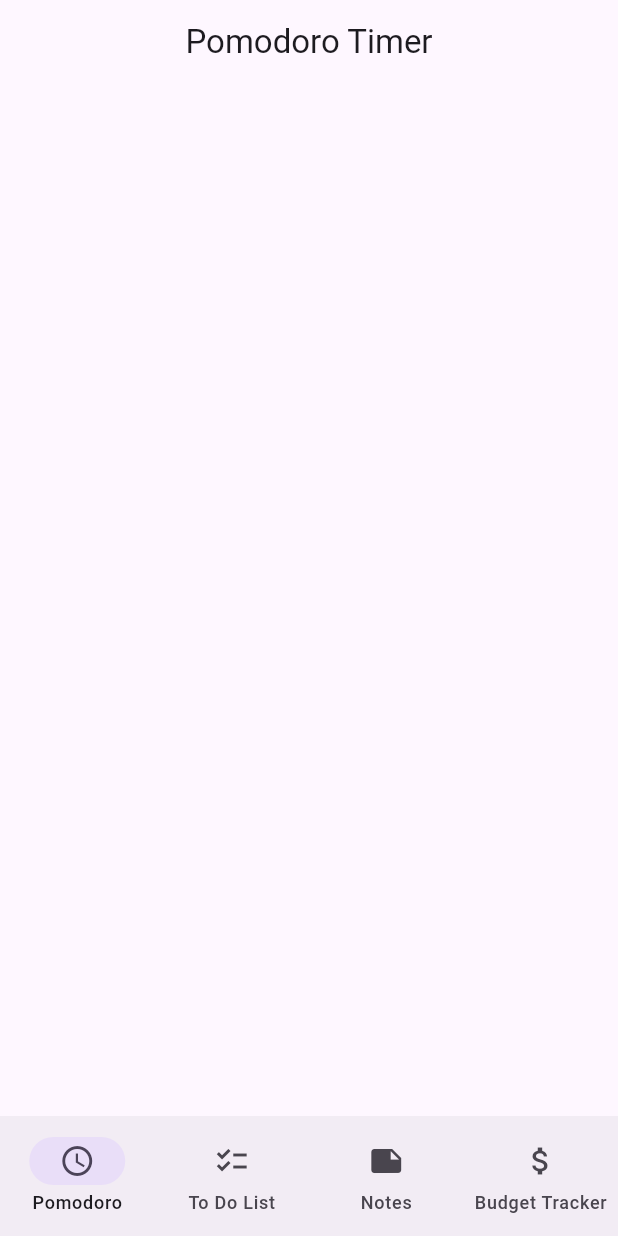
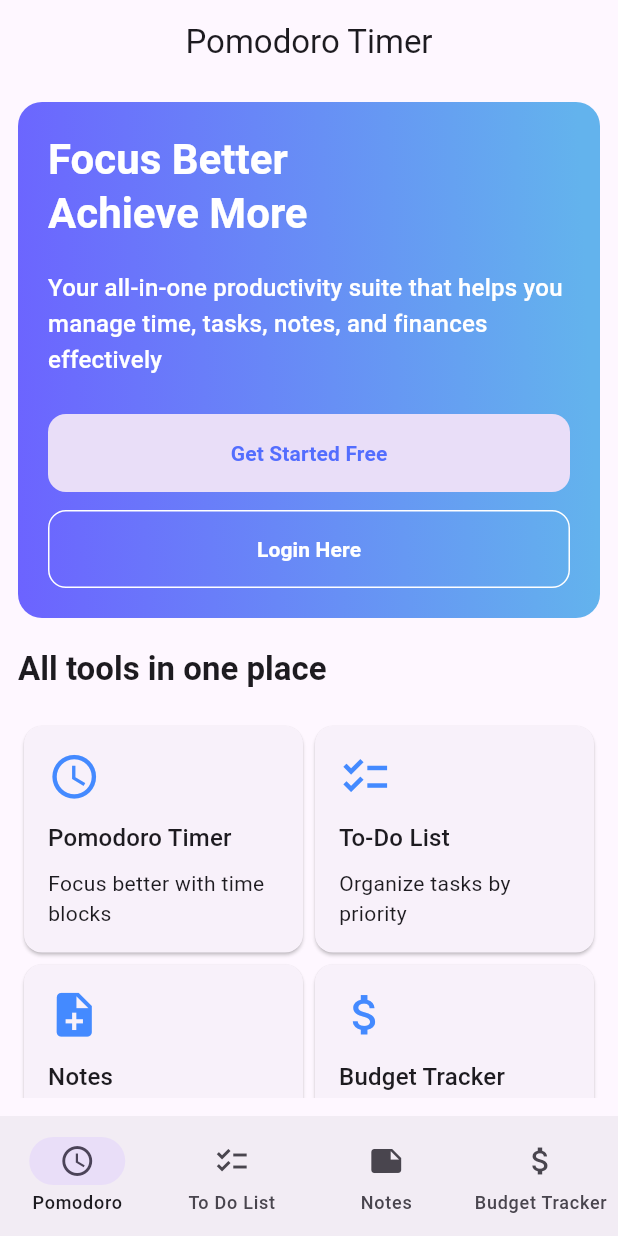
Before and after one commit to one-project-one-month/Productivity-Suite-Flutter, a Flutter app: the screen it shows after launch, on a phone screen of 412 x 824 dp. Run offline on Flutter 3.47's test engine with Material 3 defaults, Android fonts, the phone set to English and light mode, and no system bars; our stand-ins replace flutter_riverpod, go_router.

Commit message:
modified setup folders

```diff
--- a/lib/main.dart
+++ b/lib/main.dart
@@ -1,7 +1,7 @@
 import 'package:flutter/material.dart';
 import 'package:flutter_riverpod/flutter_riverpod.dart';
 import 'package:go_router/go_router.dart';
-import 'config/route_config.dart';
+import 'main_app/config/route_config.dart';
 
 void main() {
   WidgetsFlutterBinding.ensureInitialized();
--- a/lib/config/route_config.dart
+++ b/lib/main_app/config/route_config.dart
@@ -1,5 +1,5 @@
 import 'package:go_router/go_router.dart';
-import '../screens/main_screen.dart';
+import '../main_screen.dart';
 import '../screens/views/budget_tracker_screen.dart';
 import '../screens/views/notes_screen.dart';
 import '../screens/views/pomodoro_screen.dart';
@@ -29,7 +29,8 @@ final GoRouter routes = GoRouter(
               name: 'to_do',
               path: '/to_do',
               builder: (context, state) {
-                return ToDoScreen();
+                String? name = state.uri.queryParameters['name'];
+                return ToDoScreen(name: name!);
               },
             ),
           ],
--- /dev/null
+++ b/lib/main_app/screens/views/pomodoro_screen.dart
@@ -0,0 +1,232 @@
+import 'package:flutter/material.dart';
+import 'package:go_router/go_router.dart';
+
+class PomodoroScreen extends StatefulWidget {
+  const PomodoroScreen({super.key});
+
+  @override
+  State<PomodoroScreen> createState() => _PomodoroScreenState();
+}
+
+class _PomodoroScreenState extends State<PomodoroScreen> {
+  @override
+  Widget build(BuildContext context) {
+    TextTheme textTheme = TextTheme.of(context);
+    return Scaffold(
+      appBar: AppBar(title: Text('Pomodoro Timer'), centerTitle: true),
+      body: Padding(
+        padding: const EdgeInsets.all(12.0),
+        child: SingleChildScrollView(
+          child: Column(
+            crossAxisAlignment: CrossAxisAlignment.start,
+            children: [
+              Container(
+                decoration: const BoxDecoration(
+                  borderRadius: BorderRadius.all(Radius.circular(16.0)),
+                  gradient: LinearGradient(
+                    begin: Alignment.bottomLeft,
+                    end: Alignment(1, 0.9),
+                    colors: [Color(0xff6C63FF), Color(0xff63B3ED)],
+                  ),
+                ),
+                child: Padding(
+                  padding: const EdgeInsets.all(20.0),
+                  child: Column(
+                    crossAxisAlignment: CrossAxisAlignment.start,
+                    children: [
+                      Text(
+                        'Focus Better \nAchieve More',
+                        style: textTheme.headlineMedium!.copyWith(
+                          fontWeight: FontWeight.bold,
+                          color: Colors.white,
+                        ),
+                      ),
+                      SizedBox(height: 20.0),
+                      Text(
+                        'Your all-in-one productivity suite that helps you manage time, tasks, notes, and finances effectively',
+                        style: textTheme.titleMedium!.copyWith(
+                          color: Colors.white,
+                        ),
+                      ),
+                      SizedBox(height: 24.0),
+                      SizedBox(
+                        width: double.infinity,
+                        height: 52.0,
+                        child: FilledButton.tonal(
+                          style: FilledButton.styleFrom(
+                            shape: RoundedRectangleBorder(
+                              borderRadius: BorderRadius.all(
+                                Radius.circular(12.0),
+                              ),
+                            ),
+                          ),
+                          onPressed: () {
+                            String name = 'name';
+                            context.goNamed(
+                              'to_do',
+                              queryParameters: {'name': name},
+                            );
+                          },
+                          child: Text(
+                            'Get Started Free',
+                            style: TextStyle(
+                              color: Colors.indigoAccent,
+                              fontWeight: FontWeight.bold,
+                            ),
+                          ),
+                        ),
+                      ),
+                      SizedBox(height: 12.0),
+                      SizedBox(
+                        width: double.infinity,
+                        height: 52.0,
+                        child: TextButton(
+                          style: FilledButton.styleFrom(
+                            shape: RoundedRectangleBorder(
+                              side: BorderSide(color: Colors.white),
+                              borderRadius: BorderRadius.all(
+                                Radius.circular(12.0),
+                              ),
+                            ),
+                          ),
+                          onPressed: () {},
+                          child: Text(
+                            'Login Here',
+                            style: TextStyle(
+                              fontWeight: FontWeight.bold,
+                              color: Colors.white,
+                            ),
+                          ),
+                        ),
+                      ),
+                    ],
+                  ),
+                ),
+              ),
+              SizedBox(height: 20.0),
+              Text(
+                'All tools in one place',
+                style: textTheme.titleLarge!.copyWith(
+                  fontWeight: FontWeight.bold,
+                ),
+              ),
+              SizedBox(height: 20.0),
+              Row(
+                children: [
+                  Flexible(
+                    child: Card(
+                      child: Padding(
+                        padding: const EdgeInsets.all(16.0),
+                        child: Column(
+                          crossAxisAlignment: CrossAxisAlignment.start,
+                          children: [
+                            Icon(
+                              Icons.access_time,
+                              color: Colors.blueAccent,
+                              size: 35.0,
+                            ),
+                            SizedBox(height: 12.0),
+                            Text(
+                              'Pomodoro Timer',
+                              style: textTheme.titleMedium,
+                            ),
+                            SizedBox(height: 8.0),
+                            Text('Focus better with time blocks'),
+                          ],
+                        ),
+                      ),
+                    ),
+                  ),
+                  Flexible(
+                    child: Card(
+                      child: Padding(
+                        padding: const EdgeInsets.all(16.0),
+                        child: Column(
+                          crossAxisAlignment: CrossAxisAlignment.start,
+                          children: [
+                            Icon(
+                              Icons.checklist,
+                              color: Colors.blueAccent,
+                              size: 35.0,
+                            ),
+                            SizedBox(height: 12.0),
+                            Text('To-Do List', style: textTheme.titleMedium),
+                            SizedBox(height: 8.0),
+                            Text('Organize tasks by priority'),
+                          ],
+                        ),
+                      ),
+                    ),
+                  ),
+                ],
+              ),
+              Row(
+                children: [
+                  Flexible(
+                    child: Card(
+                      child: Padding(
+                        padding: const EdgeInsets.all(16.0),
+                        child: Column(
+                          crossAxisAlignment: CrossAxisAlignment.start,
+                          children: [
+                            Icon(
+                              Icons.note_add,
+                              color: Colors.blueAccent,
+                              size: 35.0,
+                            ),
+                            SizedBox(height: 12.0),
+                            Text('Notes', style: textTheme.titleMedium),
+                            SizedBox(height: 8.0),
+                            Text('Capture important information'),
+                          ],
+                        ),
+                      ),
+                    ),
+                  ),
+                  Flexible(
+                    child: Card(
+                      child: Padding(
+                        padding: const EdgeInsets.all(16.0),
+                        child: Column(
+                          crossAxisAlignment: CrossAxisAlignment.start,
+                          children: [
+                            Icon(
+                              Icons.attach_money,
+                              color: Colors.blueAccent,
+                              size: 35.0,
+                            ),
+                            SizedBox(height: 12.0),
+                            Text(
+                              'Budget Tracker',
+                              style: textTheme.titleMedium,
+                            ),
+                            SizedBox(height: 8.0),
+                            Text('Monitor income and expenses'),
+                          ],
+                        ),
+                      ),
+                    ),
+                  ),
+                ],
+              ),
+              SizedBox(height: 40.0),
+              Align(
+                child: Text(
+                  style: textTheme.titleMedium,
+                  'Ready to boost your productivity?',
+                ),
+              ),
+              SizedBox(height: 12.0),
+              Align(
+                child: Text(
+                  textAlign: TextAlign.center,
+                  'Join thousands of users who have transformed their workflow with FlowFocus.',
+                ),
+              ),
+            ],
+          ),
+        ),
+      ),
+    );
+  }
+}
--- /dev/null
+++ b/lib/main_app/screens/views/splash_screen.dart
@@ -0,0 +1,15 @@
+import 'package:flutter/material.dart';
+
+class SplashScreen extends StatefulWidget {
+  const SplashScreen({super.key});
+
+  @override
+  State<SplashScreen> createState() => _SplashScreenState();
+}
+
+class _SplashScreenState extends State<SplashScreen> {
+  @override
+  Widget build(BuildContext context) {
+    return Scaffold(body: Center(child: Text('Splash Screen')));
+  }
+}
--- a/lib/screens/views/to_do_screen.dart
+++ b/lib/main_app/screens/views/to_do_screen.dart
@@ -1,7 +1,8 @@
 import 'package:flutter/material.dart';
 
 class ToDoScreen extends StatefulWidget {
-  const ToDoScreen({super.key});
+  const ToDoScreen({super.key, required this.name});
+  final String name;
 
   @override
   State<ToDoScreen> createState() => _ToDoScreenState();
--- a/lib/screens/views/pomodoro_screen.dart
+++ /dev/null
@@ -1,17 +0,0 @@
-import 'package:flutter/material.dart';
-
-class PomodoroScreen extends StatefulWidget {
-  const PomodoroScreen({super.key});
-
-  @override
-  State<PomodoroScreen> createState() => _PomodoroScreenState();
-}
-
-class _PomodoroScreenState extends State<PomodoroScreen> {
-  @override
-  Widget build(BuildContext context) {
-    return Scaffold(
-      appBar: AppBar(title: Text('Pomodoro Timer'), centerTitle: true),
-    );
-  }
-}
```
Also changed, not shown: lib/main_app/main_screen.dart (renamed from lib/screens/main_screen.dart), lib/main_app/screens/views/budget_tracker_screen.dart (renamed from lib/screens/views/budget_tracker_screen.dart), lib/main_app/screens/views/notes_screen.dart (renamed from lib/screens/views/notes_screen.dart).
